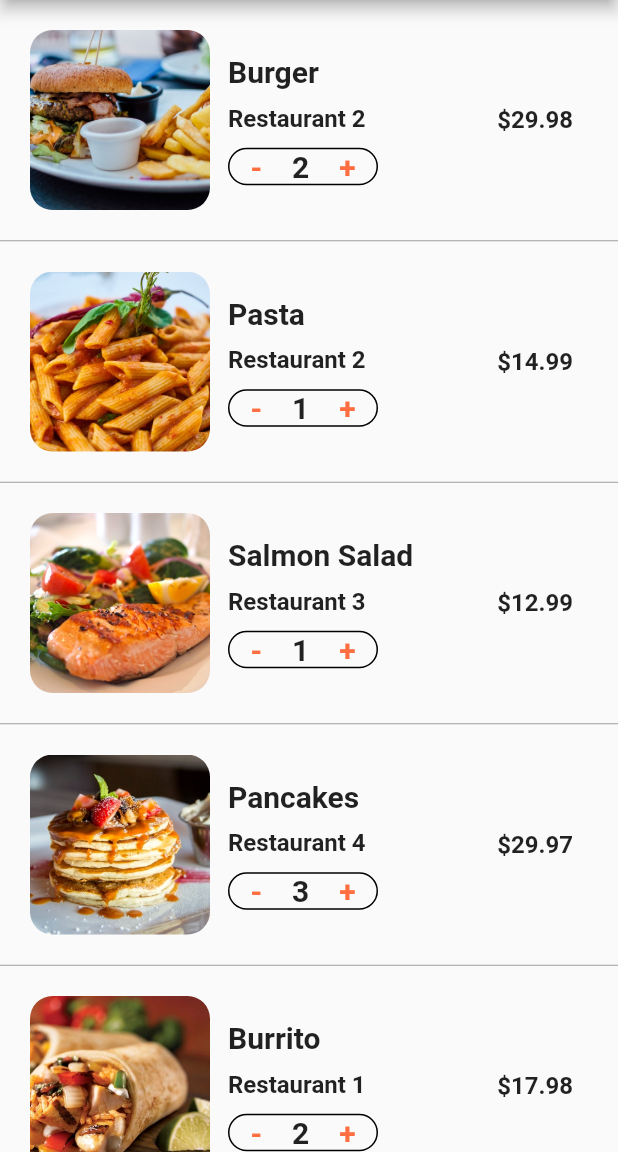
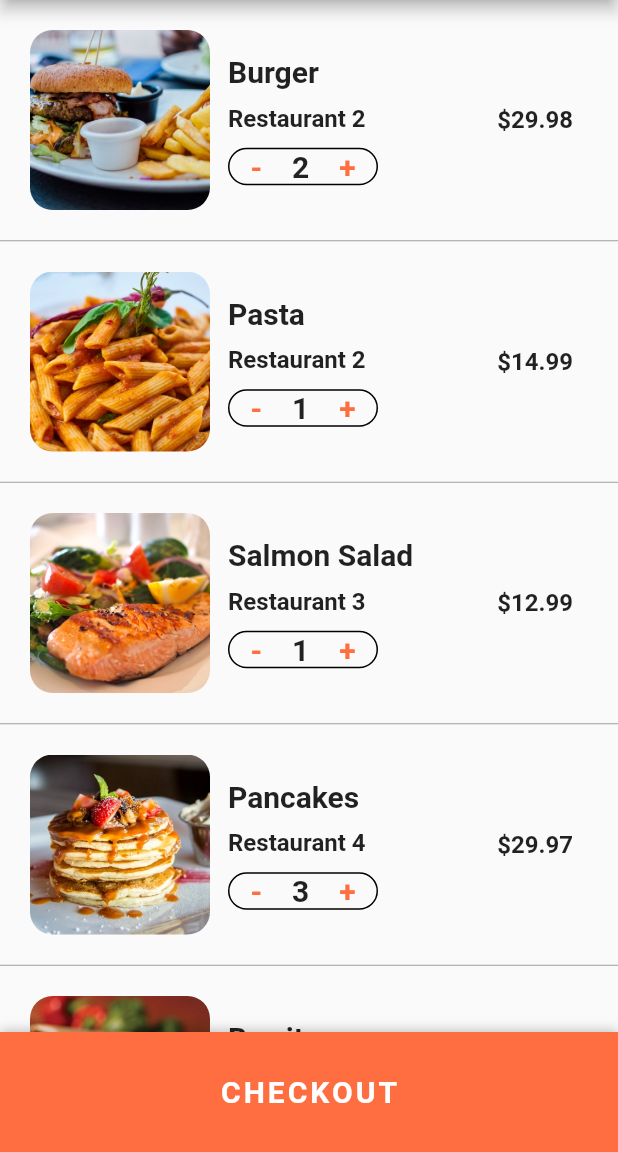
Before and after one commit to prufect/flutter_food_delivery_ui, a Flutter app: the CartScreen screen opened directly, on a phone screen of 412 x 824 dp, the part 84-1236 px from its top. Run offline on Flutter 3.47's test engine with Material 2 defaults, Android fonts, the phone set to English and light mode, and no system bars.

Commit message:
Complete Cart Screen

```diff
--- a/lib/screens/cart_screen.dart
+++ b/lib/screens/cart_screen.dart
@@ -113,14 +113,70 @@ class CartScreen extends StatelessWidget {
 
   @override
   Widget build(BuildContext context) {
+    double totalPrice = 0;
+    currentUser.cart.forEach((order) {
+      totalPrice += order.food.price * order.quantity;
+    });
+
     return Scaffold(
       appBar: AppBar(
         title: Text("Cart(${currentUser.cart.length})"),
       ),
       body: ListView.separated(
         itemBuilder: (BuildContext context, int index) {
-          Order order = currentUser.cart[index];
-          return _buildCartItem(context, order);
+          if (index < currentUser.cart.length) {
+            Order order = currentUser.cart[index];
+            return _buildCartItem(context, order);
+          }
+
+          return Padding(
+            padding: const EdgeInsets.all(20.0),
+            child: Column(
+              children: [
+                Row(
+                  mainAxisAlignment: MainAxisAlignment.spaceBetween,
+                  children: [
+                    Text(
+                      "Estimated Delivery Time:",
+                      style: TextStyle(
+                        fontSize: 16.0,
+                        fontWeight: FontWeight.w600,
+                      ),
+                    ),
+                    Text(
+                      "25 Minutes",
+                      style: TextStyle(
+                        fontSize: 16.0,
+                        fontWeight: FontWeight.w600,
+                      ),
+                    ),
+                  ],
+                ),
+                SizedBox(height: 10.0),
+                Row(
+                  mainAxisAlignment: MainAxisAlignment.spaceBetween,
+                  children: [
+                    Text(
+                      "Total Price:",
+                      style: TextStyle(
+                        fontSize: 16.0,
+                        fontWeight: FontWeight.w600,
+                      ),
+                    ),
+                    Text(
+                      '\$${totalPrice.toStringAsFixed(2)}',
+                      style: TextStyle(
+                        fontSize: 16.0,
+                        fontWeight: FontWeight.w600,
+                        color: Colors.green[700],
+                      ),
+                    ),
+                  ],
+                ),
+                SizedBox(height: 100.0),
+              ],
+            ),
+          );
         },
         separatorBuilder: (BuildContext contxt, int index) {
           return Divider(
@@ -128,7 +184,35 @@ class CartScreen extends StatelessWidget {
             color: Colors.grey,
           );
         },
-        itemCount: currentUser.cart.length,
+        itemCount: currentUser.cart.length + 1,
+      ),
+      bottomSheet: Container(
+        height: 80,
+        width: MediaQuery.of(context).size.width,
+        decoration: BoxDecoration(
+          color: Theme.of(context).primaryColor,
+          boxShadow: [
+            BoxShadow(
+              color: Colors.black26,
+              offset: Offset(0, -1),
+              blurRadius: 6.0,
+            ),
+          ],
+        ),
+        child: Center(
+          child: FlatButton(
+            onPressed: () {},
+            child: Text(
+              "CHECKOUT",
+              style: TextStyle(
+                fontSize: 20.0,
+                fontWeight: FontWeight.bold,
+                color: Colors.white,
+                letterSpacing: 2.0,
+              ),
+            ),
+          ),
+        ),
       ),
     );
   }
```
